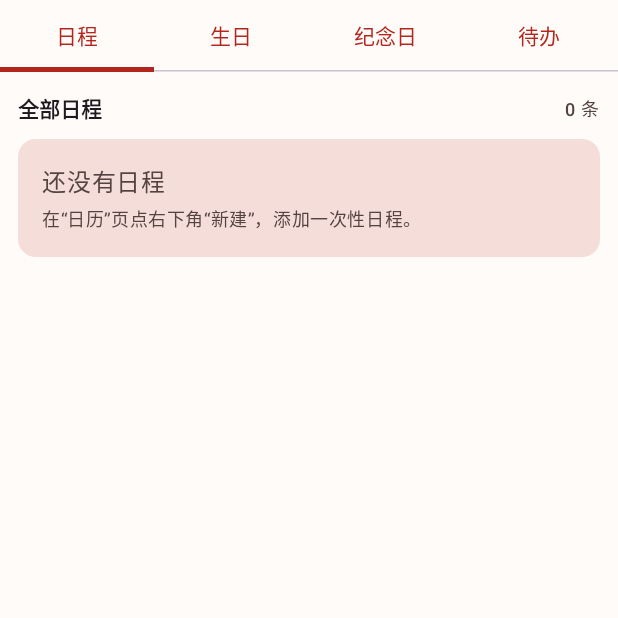
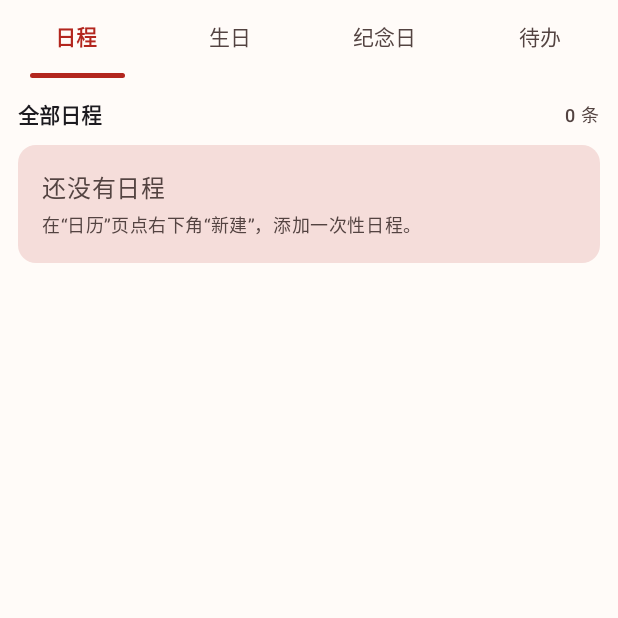
Before and after one commit to ippceo/lunar-calendar, an Android app built with Jetpack Compose: the composable ReminderScreen called with empty values, on a phone screen of 412 x 824 dp, the top half of it. Run offline under Robolectric (Android 15) with nearby library versions, the phone set to English and light mode, and no system bars.

Commit message:
feat: limit reminder/todo text to 50 chars + smooth tab indicator; year view paging

```diff
--- a/app/build.gradle.kts
+++ b/app/build.gradle.kts
@@ -12,8 +12,8 @@ android {
         applicationId = "com.lunarcalendar.app"
         minSdk = 26
         targetSdk = 35
-        versionCode = 11
-        versionName = "1.2.8"
+        versionCode = 12
+        versionName = "1.2.9"
     }
 
     signingConfigs {
--- a/app/src/main/java/com/lunarcalendar/app/EventEditorDialog.kt
+++ b/app/src/main/java/com/lunarcalendar/app/EventEditorDialog.kt
@@ -128,8 +128,9 @@ fun EventEditorDialog(
             ) {
                 OutlinedTextField(
                     value = title,
-                    onValueChange = { title = it },
+                    onValueChange = { title = it.take(MAX_TEXT_LENGTH) },
                     label = { Text("名称，例如 妈妈生日") },
+                    supportingText = { Text("${title.length}/$MAX_TEXT_LENGTH") },
                     singleLine = true,
                     modifier = Modifier.fillMaxWidth()
                 )
@@ -344,8 +345,9 @@ fun EventEditorDialog(
 
                 OutlinedTextField(
                     value = note,
-                    onValueChange = { note = it },
+                    onValueChange = { note = it.take(MAX_TEXT_LENGTH) },
                     label = { Text("备注（可选）") },
+                    supportingText = { Text("${note.length}/$MAX_TEXT_LENGTH") },
                     singleLine = true,
                     modifier = Modifier.fillMaxWidth()
                 )
--- a/app/src/main/java/com/lunarcalendar/app/MainActivity.kt
+++ b/app/src/main/java/com/lunarcalendar/app/MainActivity.kt
@@ -280,6 +280,9 @@ private fun CalendarApp() {
                     onJumpToMonth = { ym ->
                         cursor = ym
                     },
+                    onYearChange = { year ->
+                        cursor = cursor.withYear(year.coerceIn(1900, 2100))
+                    },
                     onEditEvent = { event ->
                         editorTarget = EditorTarget(event, isNew = false)
                     },
--- a/app/src/main/java/com/lunarcalendar/app/Models.kt
+++ b/app/src/main/java/com/lunarcalendar/app/Models.kt
@@ -4,6 +4,9 @@ import org.json.JSONArray
 import org.json.JSONObject
 import java.time.LocalDate
 import java.util.UUID
+
+/** 提醒名称、待办内容与备注的最大字数。 */
+const val MAX_TEXT_LENGTH = 50
 
 /** 提前提醒：在事件发生前 [daysBefore] 天的 [timeMinutes]（当天 0 点起的分钟数）提醒。 */
 data class AdvanceReminder(
--- a/app/src/main/java/com/lunarcalendar/app/ReminderScreen.kt
+++ b/app/src/main/java/com/lunarcalendar/app/ReminderScreen.kt
@@ -1,27 +1,32 @@
 package com.lunarcalendar.app
 
+import androidx.compose.foundation.background
 import androidx.compose.foundation.clickable
 import androidx.compose.foundation.layout.Arrangement
+import androidx.compose.foundation.layout.Box
+import androidx.compose.foundation.layout.BoxWithConstraints
 import androidx.compose.foundation.layout.Column
 import androidx.compose.foundation.layout.PaddingValues
 import androidx.compose.foundation.layout.Row
 import androidx.compose.foundation.layout.Spacer
+import androidx.compose.foundation.layout.fillMaxHeight
 import androidx.compose.foundation.layout.fillMaxSize
 import androidx.compose.foundation.layout.fillMaxWidth
 import androidx.compose.foundation.layout.height
+import androidx.compose.foundation.layout.offset
 import androidx.compose.foundation.layout.padding
 import androidx.compose.foundation.layout.width
 import androidx.compose.foundation.lazy.LazyColumn
 import androidx.compose.foundation.lazy.items
 import androidx.compose.foundation.pager.HorizontalPager
 import androidx.compose.foundation.pager.rememberPagerState
+import androidx.compose.foundation.shape.CircleShape
 import androidx.compose.material3.Card
 import androidx.compose.material3.CardDefaults
 import androidx.compose.material3.Checkbox
+import androidx.compose.material3.HorizontalDivider
 import androidx.compose.material3.MaterialTheme
 import androidx.compose.material3.Switch
-import androidx.compose.material3.Tab
-import androidx.compose.material3.TabRow
 import androidx.compose.material3.Text
 import androidx.compose.runtime.Composable
 import androidx.compose.runtime.LaunchedEffect
@@ -33,6 +38,7 @@ import androidx.compose.runtime.setValue
 import androidx.compose.runtime.snapshotFlow
 import androidx.compose.ui.Alignment
 import androidx.compose.ui.Modifier
+import androidx.compose.ui.draw.clip
 import androidx.compose.ui.text.font.FontWeight
 import androidx.compose.ui.text.style.TextDecoration
 import androidx.compose.ui.unit.dp
@@ -58,9 +64,13 @@ fun ReminderScreen(
         if (pagerState.currentPage != subTab) pagerState.animateScrollToPage(subTab)
     }
 
-    val schedule = remember(events) {
-        events.filter { it.type == EventType.ONCE }
-            .sortedWith(compareBy({ if (isExpired(it)) 1 else 0 }, { sortKey(it) }))
+    val scheduleActive = remember(events) {
+        events.filter { it.type == EventType.ONCE && !isExpired(it) }
+            .sortedBy { sortKey(it) }
+    }
+    val scheduleExpired = remember(events) {
+        events.filter { it.type == EventType.ONCE && isExpired(it) }
+            .sortedBy { sortKey(it) }
     }
     val birthdays = remember(events) {
         events.filter { it.type == EventType.YEARLY_SOLAR || it.type == EventType.YEARLY_LUNAR }
@@ -72,26 +82,50 @@ fun ReminderScreen(
     val todoItems = remember(todos) { todos.sortedForDisplay() }
 
     Column(Modifier.fillMaxSize()) {
-        TabRow(selectedTabIndex = subTab) {
-            Tab(
-                selected = subTab == 0,
-                onClick = { onSubTabChange(0) },
-                text = { Text("日程") }
-            )
-            Tab(
-                selected = subTab == 1,
-                onClick = { onSubTabChange(1) },
-                text = { Text("生日") }
-            )
-            Tab(
-                selected = subTab == 2,
-                onClick = { onSubTabChange(2) },
-                text = { Text("纪念日") }
-            )
-            Tab(
-                selected = subTab == 3,
-                onClick = { onSubTabChange(3) },
-                text = { Text("待办") }
+        // 自绘 Tab：下划线位置跟随 pager 的实时拖动偏移，滑动时与手指同步
+        val fraction = (pagerState.currentPage + pagerState.currentPageOffsetFraction)
+            .coerceIn(0f, 3f)
+        val labels = listOf("日程", "生日", "纪念日", "待办")
+        Row(Modifier.fillMaxWidth()) {
+            labels.forEachIndexed { index, label ->
+                Box(
+                    modifier = Modifier
+                        .weight(1f)
+                        .clickable { onSubTabChange(index) }
+                        .padding(vertical = 14.dp),
+                    contentAlignment = Alignment.Center
+                ) {
+                    Text(
+                        text = label,
+                        style = MaterialTheme.typography.titleSmall,
+                        fontWeight = if (subTab == index) {
+                            FontWeight.SemiBold
+                        } else {
+                            FontWeight.Normal
+                        },
+                        color = if (subTab == index) {
+                            MaterialTheme.colorScheme.primary
+                        } else {
+                            MaterialTheme.colorScheme.onSurfaceVariant
+                        }
+                    )
+                }
+            }
+        }
+        BoxWithConstraints(
+            Modifier
+                .fillMaxWidth()
+                .height(3.dp)
+        ) {
+            val tabWidth = maxWidth / labels.size
+            Box(
+                modifier = Modifier
+                    .width(tabWidth)
+                    .offset(x = tabWidth * fraction)
+                    .fillMaxHeight()
+                    .padding(horizontal = 20.dp)
+                    .clip(CircleShape)
+                    .background(MaterialTheme.colorScheme.primary)
             )
         }
 
@@ -108,7 +142,8 @@ fun ReminderScreen(
             } else {
                 ReminderList(
                     page = page,
-                    schedule = schedule,
+                    scheduleActive = scheduleActive,
+                    scheduleExpired = scheduleExpired,
                     birthdays = birthdays,
                     anniversaries = anniversaries,
                     onToggle = onToggle,
@@ -122,17 +157,20 @@ fun ReminderScreen(
 @Composable
 private fun ReminderList(
     page: Int,
-    schedule: List<CalEvent>,
+    scheduleActive: List<CalEvent>,
+    scheduleExpired: List<CalEvent>,
     birthdays: List<CalEvent>,
     anniversaries: List<CalEvent>,
     onToggle: (CalEvent, Boolean) -> Unit,
     onEdit: (CalEvent) -> Unit
 ) {
-    val list = when (page) {
-        0 -> schedule
+    val active = when (page) {
+        0 -> scheduleActive
         1 -> birthdays
         else -> anniversaries
     }
+    val expired = if (page == 0) scheduleExpired else emptyList()
+    val total = active.size + expired.size
     val title = when (page) { 0 -> "日程"; 1 -> "生日"; else -> "纪念日" }
     val emptyHint = when (page) {
         0 -> "在“日历”页点右下角“新建”，添加一次性日程。"
@@ -159,14 +197,14 @@ private fun ReminderList(
                     modifier = Modifier.weight(1f)
                 )
                 Text(
-                    text = "${list.size} 条",
+                    text = "$total 条",
                     style = MaterialTheme.typography.labelMedium,
                     color = MaterialTheme.colorScheme.onSurfaceVariant
                 )
             }
         }
 
-        if (list.isEmpty()) {
+        if (total == 0) {
             item {
                 Card(
                     Modifier.fillMaxWidth(),
@@ -185,10 +223,39 @@ private fun ReminderList(
             }
         }
 
-        items(list, key = { it.id }) { event ->
+        items(active, key = { it.id }) { event ->
             ReminderCard(
                 event = event,
-                expired = isExpired(event),
+                expired = false,
+                onToggle = { onToggle(event, it) },
+                onEdit = { onEdit(event) }
+            )
+        }
+
+        if (expired.isNotEmpty()) {
+            item(key = "expired-divider") {
+                Row(
+                    Modifier
+                        .fillMaxWidth()
+                        .padding(top = 10.dp, bottom = 2.dp),
+                    verticalAlignment = Alignment.CenterVertically
+                ) {
+                    HorizontalDivider(Modifier.weight(1f))
+                    Text(
+                        text = "已过期",
+                        style = MaterialTheme.typography.labelMedium,
+                        color = MaterialTheme.colorScheme.onSurfaceVariant,
+                        modifier = Modifier.padding(horizontal = 10.dp)
+                    )
+                    HorizontalDivider(Modifier.weight(1f))
+                }
+            }
+        }
+
+        items(expired, key = { it.id }) { event ->
+            ReminderCard(
+                event = event,
+                expired = true,
                 onToggle = { onToggle(event, it) },
                 onEdit = { onEdit(event) }
             )
@@ -229,11 +296,7 @@ private fun ReminderCard(
                 )
                 Spacer(Modifier.height(2.dp))
                 Text(
-                    text = if (expired) {
-                        "已过期 · ${Occurrences.ruleText(event)} · ${event.timeText}"
-                    } else {
-                        "${Occurrences.ruleText(event)} · ${event.timeText}"
-                    },
+                    text = "${Occurrences.ruleText(event)} · ${event.timeText}",
                     style = MaterialTheme.typography.bodySmall,
                     color = MaterialTheme.colorScheme.onSurfaceVariant
                 )
@@ -256,7 +319,11 @@ private fun ReminderCard(
                 }
             }
             Spacer(Modifier.width(8.dp))
-            Switch(checked = event.enabled, onCheckedChange = onToggle)
+            Switch(
+                checked = event.enabled,
+                onCheckedChange = onToggle,
+                enabled = !expired
+            )
         }
     }
 }
@@ -387,11 +454,11 @@ private fun isExpired(event: CalEvent): Boolean {
     return !trigger.isAfter(now)
 }
 
+/**
+ * 排序键：始终按事件本身的日期计算，忽略启用开关，
+ * 避免用户开关提醒时列表顺序发生跳动。
+ */
 private fun sortKey(event: CalEvent): Long {
-    if (!event.enabled) return Long.MAX_VALUE
-    val next = Occurrences.nextTrigger(event) ?: return Long.MAX_VALUE - 1
-    if (event.type == EventType.ONCE && !next.isAfter(ZonedDateTime.now())) {
-        return Long.MAX_VALUE - 1
-    }
+    val next = Occurrences.nextTrigger(event.copy(enabled = true)) ?: return Long.MAX_VALUE
     return next.toInstant().toEpochMilli()
 }
--- a/app/src/main/java/com/lunarcalendar/app/TodoEditorDialog.kt
+++ b/app/src/main/java/com/lunarcalendar/app/TodoEditorDialog.kt
@@ -77,15 +77,17 @@ fun TodoEditorDialog(
             ) {
                 OutlinedTextField(
                     value = title,
-                    onValueChange = { title = it },
+                    onValueChange = { title = it.take(MAX_TEXT_LENGTH) },
                     label = { Text("待办内容，例如 交房租") },
+                    supportingText = { Text("${title.length}/$MAX_TEXT_LENGTH") },
                     singleLine = true,
                     modifier = Modifier.fillMaxWidth()
                 )
                 OutlinedTextField(
                     value = note,
-                    onValueChange = { note = it },
+                    onValueChange = { note = it.take(MAX_TEXT_LENGTH) },
                     label = { Text("备注（可选）") },
+                    supportingText = { Text("${note.length}/$MAX_TEXT_LENGTH") },
                     modifier = Modifier.fillMaxWidth()
                 )
 
--- a/app/src/main/java/com/lunarcalendar/app/ui/widget/TodoWidgetProvider.kt
+++ b/app/src/main/java/com/lunarcalendar/app/ui/widget/TodoWidgetProvider.kt
@@ -90,10 +90,8 @@ class TodoWidgetProvider : AppWidgetProvider() {
         ) {
             val options = manager.getAppWidgetOptions(widgetId)
             val minHeight = options.getInt(AppWidgetManager.OPTION_APPWIDGET_MIN_HEIGHT, 110)
-            val minWidth = options.getInt(AppWidgetManager.OPTION_APPWIDGET_MIN_WIDTH, 110)
-            // 约每 65dp 一行；4 列宽（4×4）时多显示两行，最多 6 条。
-            val rows = (minHeight / 65).coerceIn(2, 6)
-            val capacity = if (minWidth >= 250) (rows + 2).coerceAtMost(6) else rows
+            // 头部约 28dp，每行约 38dp：按可用高度自适应行数，最多 6 条
+            val capacity = ((minHeight - 28) / 38).coerceIn(2, 6)
 
             val todos = TodoRepository.load(context).sortedForDisplay()
             val pending = todos.filter { !it.done }.take(capacity)
--- a/app/src/main/res/layout/widget_todo_row.xml
+++ b/app/src/main/res/layout/widget_todo_row.xml
@@ -5,8 +5,8 @@
     android:layout_height="wrap_content"
     android:orientation="horizontal"
     android:gravity="center_vertical"
-    android:paddingTop="6dp"
-    android:paddingBottom="6dp">
+    android:paddingTop="4dp"
+    android:paddingBottom="4dp">
 
     <ImageView
         android:id="@+id/row_check"
```
Also changed, not shown: app/src/main/java/com/lunarcalendar/app/CalendarScreen.kt (+75 -36 lines), app/src/main/java/com/lunarcalendar/app/EventRepository.kt (+6 -1 lines), app/src/main/java/com/lunarcalendar/app/Todos.kt (+6 -1 lines).
